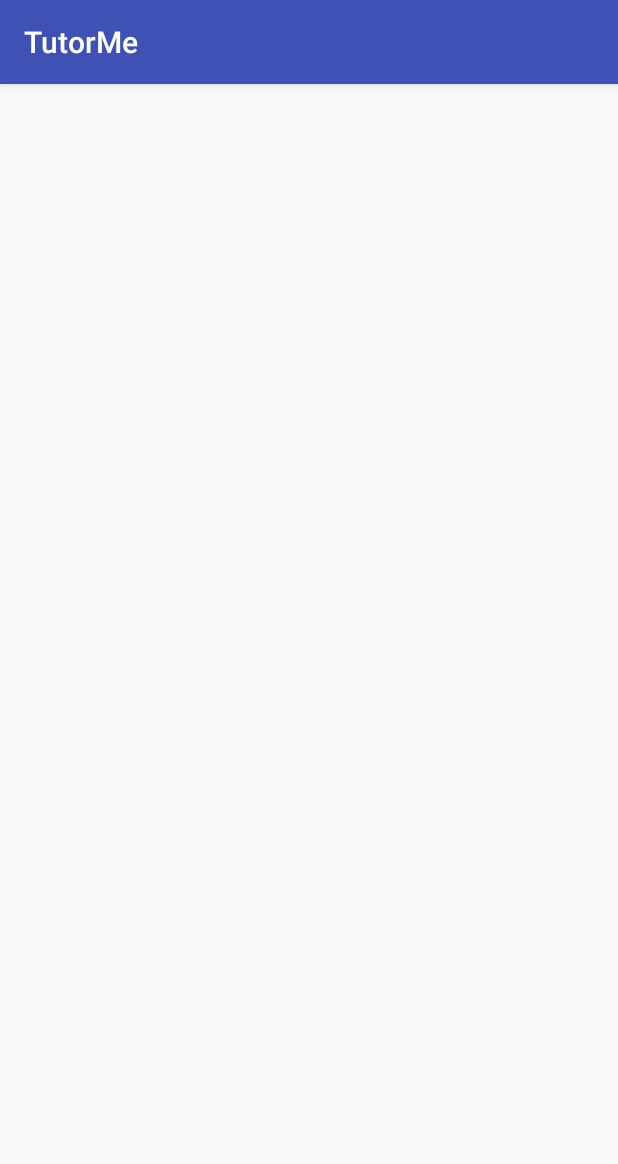
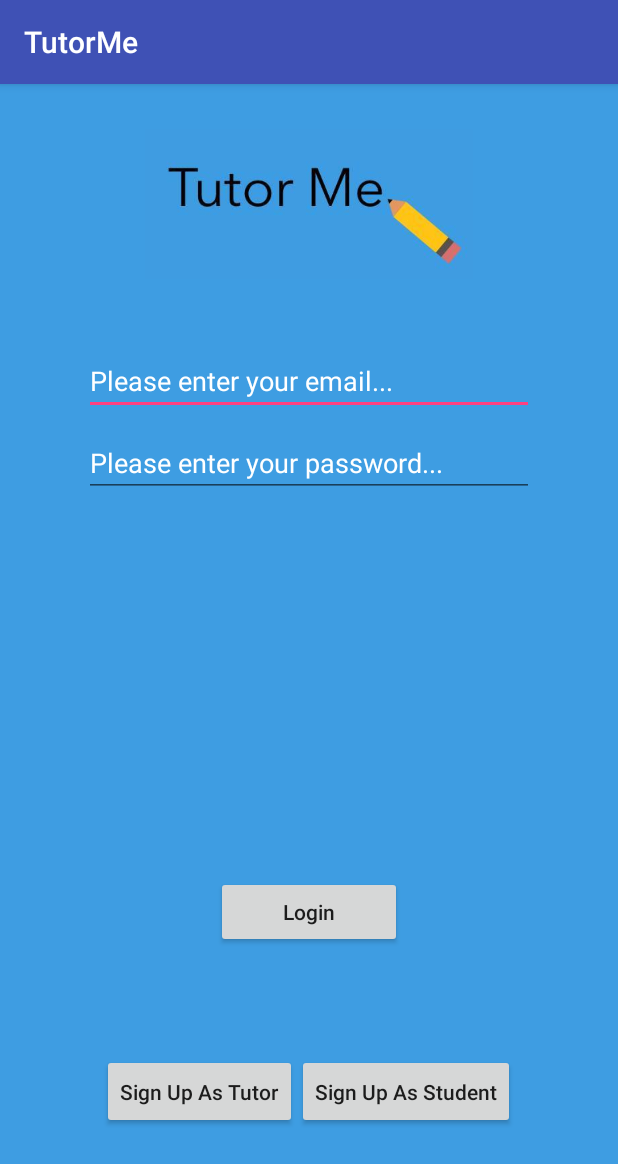
Before and after one commit to StephenVanSon/TutorMe, an Android app: the screen it shows after launch (InitialActivity), on a phone screen of 412 x 824 dp. Shown: the top 1164 px of the screen. Run offline under Robolectric (Android 15) with nearby library versions, the phone set to English and light mode, and no system bars; libraries missing offline, so code that uses them is left out: com.firebase.client; 2 statements that could not run were skipped.

Commit message:
added init activity

```diff
--- a/app/src/main/res/layout/activity_initial.xml
+++ b/app/src/main/res/layout/activity_initial.xml
@@ -1,12 +1,104 @@
 <?xml version="1.0" encoding="utf-8"?>
-<RelativeLayout xmlns:android="http://schemas.android.com/apk/res/android"
+<LinearLayout xmlns:android="http://schemas.android.com/apk/res/android"
     xmlns:tools="http://schemas.android.com/tools"
     android:layout_width="match_parent"
     android:layout_height="match_parent"
-    android:paddingBottom="@dimen/activity_vertical_margin"
-    android:paddingLeft="@dimen/activity_horizontal_margin"
-    android:paddingRight="@dimen/activity_horizontal_margin"
-    android:paddingTop="@dimen/activity_vertical_margin"
+    android:orientation="vertical"
+    android:background="#3E9DE2"
     tools:context=".activities.InitialActivity">
 
-</RelativeLayout>
+    <LinearLayout
+        android:orientation="vertical"
+        android:layout_height="0dp"
+        android:layout_width="match_parent"
+        android:layout_weight="3"
+        >
+
+        <ImageView
+            android:layout_width="wrap_content"
+            android:layout_height="100dp"
+            android:layout_marginTop="30dp"
+            android:id="@+id/banner"
+            android:src="@drawable/banner"
+            android:layout_gravity="center"
+            />
+
+
+
+
+        <FrameLayout
+            android:layout_width="match_parent"
+            android:layout_height="0dp"
+            android:layout_weight="1">
+
+
+            <EditText
+                android:layout_width="300dp"
+                android:layout_marginTop="45dp"
+                android:layout_height="wrap_content"
+                android:inputType="textEmailAddress"
+                android:ems="10"
+                android:id="@+id/email"
+                android:textColor="#FFFFFF"
+                android:layout_gravity="center_horizontal"
+                android:hint="Please enter your email..."
+                android:textColorHint="#FFFFFF"
+
+                />
+
+            <EditText
+                android:layout_width="300dp"
+                android:layout_marginTop="100dp"
+                android:layout_height="wrap_content"
+                android:inputType="textPassword"
+                android:ems="10"
+                android:id="@+id/password"
+                android:layout_gravity="center_horizontal"
+                android:hint="Please enter your password..."
+                android:textColor="#FFFFFF"
+                android:textColorHint="#FFFFFF"
+                />
+
+            <Button
+                android:layout_width="124dp"
+                android:layout_height="wrap_content"
+                android:text="Login"
+                android:id="@+id/loginbutton"
+                android:layout_gravity="center|bottom"
+                android:textAllCaps="false"
+                />
+
+        </FrameLayout>
+
+    </LinearLayout>
+
+
+    <LinearLayout
+        android:orientation="horizontal"
+        android:layout_height="0dp"
+        android:layout_width="match_parent"
+        android:layout_weight="1"
+        android:gravity="center|bottom">
+
+    <Button
+        android:layout_width="wrap_content"
+        android:layout_height="50dp"
+        android:text="Sign Up As Tutor"
+        android:id="@+id/Tutorbutton"
+        android:layout_gravity="center_vertical|right"
+        android:textAllCaps="false"
+        />
+
+
+    <Button
+        android:layout_width="wrap_content"
+        android:layout_height="50dp"
+        android:text="Sign Up As Student"
+        android:id="@+id/Studentbutton"
+        android:layout_gravity="center_vertical|left"
+        android:textAllCaps="false"
+        />
+
+    </LinearLayout>
+
+</LinearLayout>
```
Also changed, not shown: app/src/main/res/drawable/banner.jpg (added), 1 other file.
